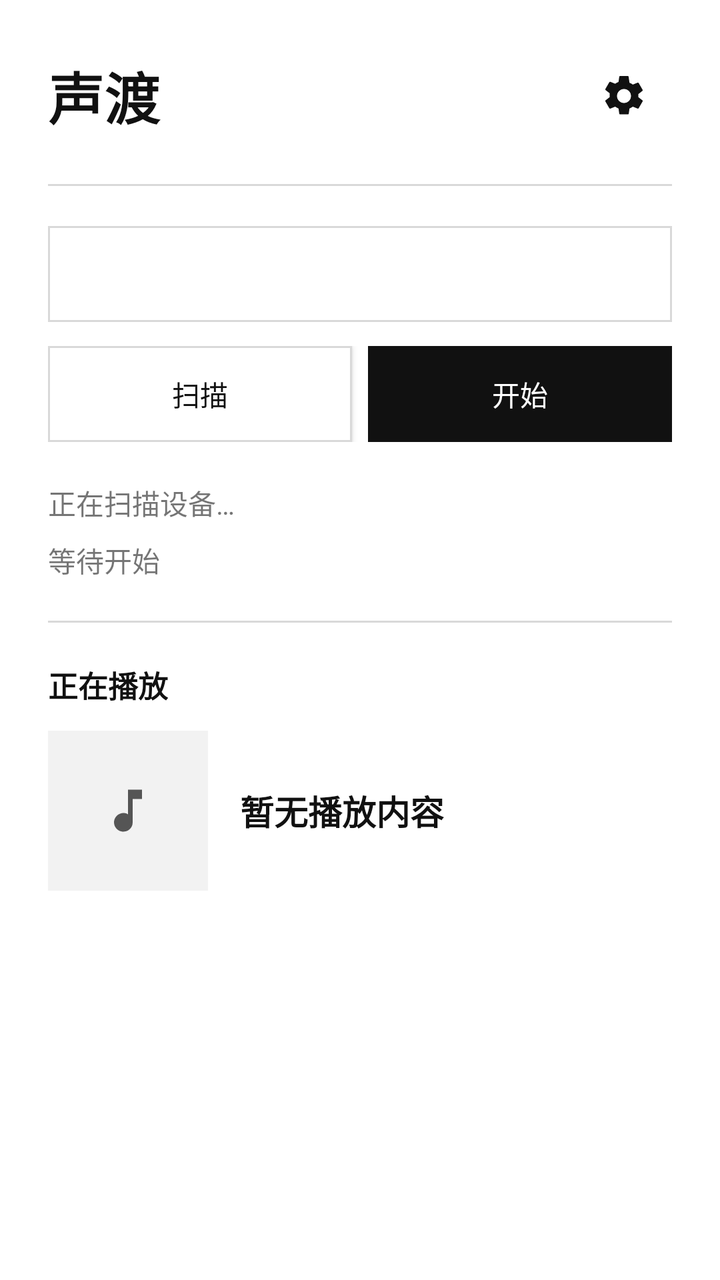
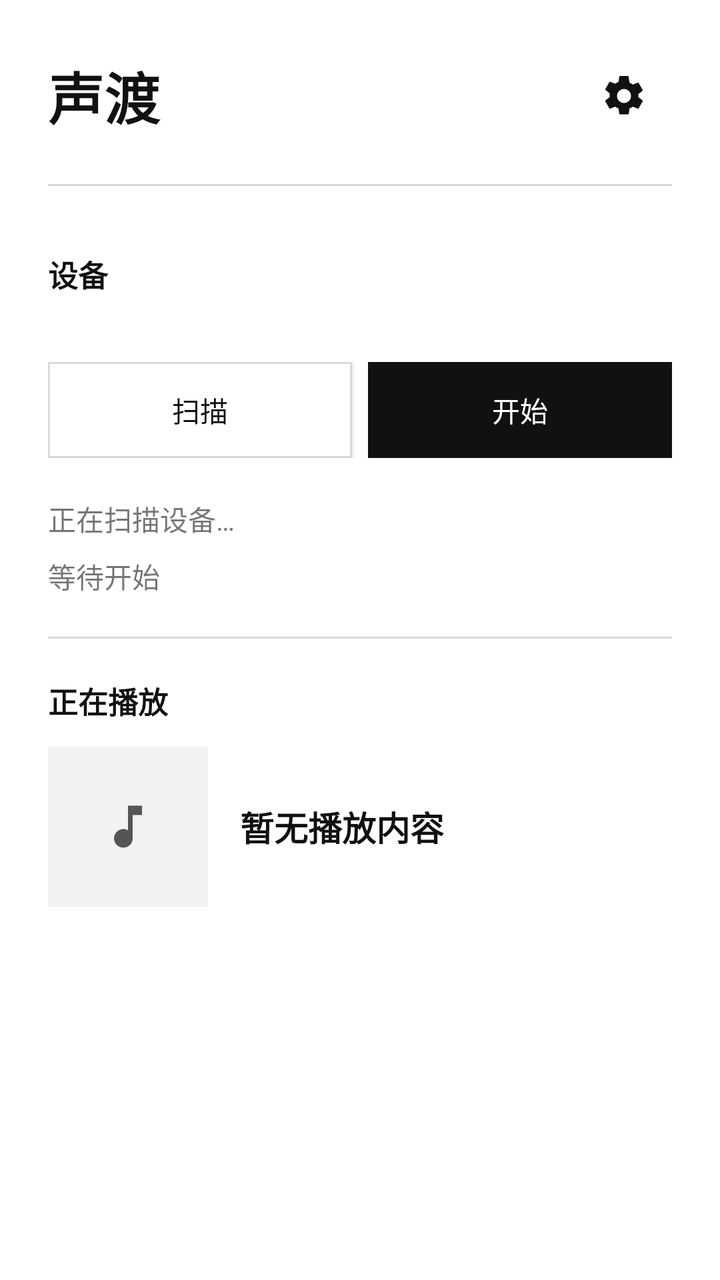

The first picture is an Android layout as it rendered before a commit; the second is the same layout after the commit. The layout source and the unified diff follow.
<!-- AndroidManifest.xml: application theme Theme.Shengdu -->
<!-- res/layout/activity_main.xml -->
<ScrollView xmlns:android="http://schemas.android.com/apk/res/android"
    android:id="@+id/main_root"
    android:layout_width="match_parent"
    android:layout_height="match_parent"
    android:fillViewport="true">

    <LinearLayout
        android:layout_width="match_parent"
        android:layout_height="wrap_content"
        android:orientation="vertical"
        android:paddingLeft="@dimen/page_padding"
        android:paddingTop="@dimen/space_xl"
        android:paddingRight="@dimen/page_padding"
        android:paddingBottom="@dimen/space_xl">

    <LinearLayout
        android:layout_width="match_parent"
        android:layout_height="wrap_content"
        android:gravity="center_vertical"
        android:orientation="horizontal">

        <TextView
            android:layout_width="0dp"
            android:layout_height="wrap_content"
            android:layout_weight="1"
            android:text="@string/main_title"
            style="@style/Shengdu.Title" />

        <ImageButton
            android:id="@+id/button_open_settings"
            android:layout_width="@dimen/touch_target"
            android:layout_height="@dimen/touch_target"
            android:contentDescription="@string/open_settings"
            android:src="@drawable/ic_settings_24"
            style="@style/Shengdu.IconButton" />
    </LinearLayout>

    <View
        android:layout_width="match_parent"
        android:layout_height="1dp"
        android:layout_marginTop="@dimen/space_section"
        android:background="@color/shengdu_border" />

    <Spinner
        android:id="@+id/spinner_receivers"
        android:layout_width="match_parent"
        android:layout_height="wrap_content"
        android:layout_marginTop="@dimen/space_section"
        android:spinnerMode="dropdown"
        style="@style/Shengdu.Spinner" />

    <LinearLayout
        android:layout_width="match_parent"
        android:layout_height="wrap_content"
        android:layout_marginTop="@dimen/space_m"
        android:orientation="horizontal">

        <Button
            android:id="@+id/button_scan"
            android:layout_width="0dp"
            android:layout_height="wrap_content"
            android:layout_weight="1"
            android:text="@string/scan"
            style="@style/Shengdu.Button.Secondary" />

        <Button
            android:id="@+id/button_start"
            android:layout_width="0dp"
            android:layout_height="wrap_content"
            android:layout_marginStart="@dimen/space_s"
            android:layout_weight="1"
            android:enabled="false"
            android:text="@string/start_streaming"
            style="@style/Shengdu.Button.Primary" />
    </LinearLayout>

    <Button
        android:id="@+id/button_stop"
        android:layout_width="match_parent"
        android:layout_height="wrap_content"
        android:layout_marginTop="@dimen/space_s"
        android:text="@string/stop_streaming"
        android:visibility="gone"
        style="@style/Shengdu.Button.Danger" />

    <TextView
        android:id="@+id/text_discovery_status"
        android:layout_width="match_parent"
        android:layout_height="wrap_content"
        android:layout_marginTop="@dimen/space_section"
        android:text="@string/discovery_scanning"
        style="@style/Shengdu.Status" />

    <TextView
        android:id="@+id/text_session_status"
        android:layout_width="match_parent"
        android:layout_height="wrap_content"
        android:layout_marginTop="@dimen/space_s"
        android:text="@string/status_ready"
        style="@style/Shengdu.Status" />

    <View
        android:layout_width="match_parent"
        android:layout_height="1dp"
        android:layout_marginTop="@dimen/space_section"
        android:background="@color/shengdu_border" />

    <TextView
        android:layout_width="wrap_content"
        android:layout_height="wrap_content"
        android:layout_marginTop="@dimen/space_section"
        android:text="@string/now_playing_title"
        style="@style/Shengdu.SectionTitle" />

    <LinearLayout
        android:layout_width="match_parent"
        android:layout_height="wrap_content"
        android:layout_marginTop="@dimen/space_m"
        android:baselineAligned="false"
        android:gravity="center_vertical"
        android:orientation="horizontal">

        <FrameLayout
            android:layout_width="@dimen/artwork_size"
            android:layout_height="@dimen/artwork_size"
            android:background="@color/shengdu_surface">

            <ImageView
                android:id="@+id/image_artwork"
                android:layout_width="match_parent"
                android:layout_height="match_parent"
                android:importantForAccessibility="no"
                android:scaleType="centerCrop"
                android:visibility="gone" />

            <ImageView
                android:id="@+id/image_artwork_placeholder"
                android:layout_width="@dimen/artwork_placeholder_size"
                android:layout_height="@dimen/artwork_placeholder_size"
                android:layout_gravity="center"
                android:importantForAccessibility="no"
                android:src="@drawable/ic_music_note_24"
                android:tint="@color/shengdu_text_secondary" />
        </FrameLayout>

        <LinearLayout
            android:layout_width="0dp"
            android:layout_height="wrap_content"
            android:layout_marginStart="@dimen/space_l"
            android:layout_weight="1"
            android:orientation="vertical">

            <TextView
                android:id="@+id/text_track_title"
                android:layout_width="match_parent"
                android:layout_height="wrap_content"
                android:ellipsize="end"
                android:maxLines="2"
                android:text="@string/now_playing_empty"
                style="@style/Shengdu.NowPlayingTitle" />

            <TextView
                android:id="@+id/text_track_subtitle"
                android:layout_width="match_parent"
                android:layout_height="wrap_content"
                android:layout_marginTop="@dimen/space_s"
                android:ellipsize="end"
                android:maxLines="1"
                android:visibility="gone"
                style="@style/Shengdu.NowPlayingSubtitle" />
        </LinearLayout>
    </LinearLayout>
    </LinearLayout>
</ScrollView>
<!-- resources referenced by this layout -->
<resources>
  <color name="shengdu_border">#FFD9D9D9</color>
  <color name="shengdu_surface">#FFF2F2F2</color>
  <color name="shengdu_text_secondary">#FF555555</color>
  <dimen name="artwork_placeholder_size">28dp</dimen>
  <dimen name="artwork_size">80dp</dimen>
  <dimen name="page_padding">24dp</dimen>
  <dimen name="space_l">16dp</dimen>
  <dimen name="space_m">12dp</dimen>
  <dimen name="space_s">8dp</dimen>
  <dimen name="space_section">20dp</dimen>
  <dimen name="space_xl">24dp</dimen>
  <dimen name="touch_target">48dp</dimen>
  <!-- drawable ic_music_note_24 (drawable) -->
  <vector xmlns:android="http://schemas.android.com/apk/res/android"
      android:width="24dp"
      android:height="24dp"
      android:viewportWidth="24"
      android:viewportHeight="24">
      <path
          android:fillColor="#FF000000"
          android:pathData="M12,3v10.55A4,4 0,1 0,14,17V7h4V3h-6z" />
  </vector>
  <string name="discovery_scanning">正在扫描设备…</string>
  <string name="main_title">声渡</string>
  <string name="now_playing_empty">暂无播放内容</string>
  <string name="now_playing_title">正在播放</string>
  <string name="open_settings">打开设置</string>
  <string name="scan">扫描</string>
  <string name="start_streaming">开始</string>
  <string name="status_ready">等待开始</string>
  <string name="stop_streaming">停止</string>
  <style name="Shengdu.NowPlayingSubtitle">
          <item name="android:textColor">@color/shengdu_text_secondary</item>
          <item name="android:textSize">14sp</item>
      </style>
  <style name="Shengdu.NowPlayingTitle">
          <item name="android:textColor">@color/shengdu_text_primary</item>
          <item name="android:textSize">17sp</item>
          <item name="android:textStyle">bold</item>
      </style>
  <style name="Shengdu.SectionTitle">
          <item name="android:textColor">@color/shengdu_text_primary</item>
          <item name="android:textSize">15sp</item>
          <item name="android:textStyle">bold</item>
      </style>
  <style name="Shengdu.Spinner">
          <item name="android:background">@drawable/bg_surface</item>
          <item name="android:minHeight">@dimen/touch_target</item>
          <item name="android:paddingLeft">@dimen/space_m</item>
          <item name="android:paddingTop">@dimen/space_s</item>
          <item name="android:paddingRight">@dimen/space_m</item>
          <item name="android:paddingBottom">@dimen/space_s</item>
          <item name="android:popupBackground">@color/shengdu_background</item>
      </style>
  <style name="Shengdu.Status">
          <item name="android:textSize">14sp</item>
      </style>
  <style name="Shengdu.Title">
          <item name="android:textColor">@color/shengdu_text_primary</item>
          <item name="android:textSize">28sp</item>
          <item name="android:textStyle">bold</item>
      </style>
  <color name="shengdu_text_primary">#FF111111</color>
  <color name="shengdu_status_error">#FFB42318</color>
  <!-- drawable bg_button_primary (drawable) -->
  <ripple xmlns:android="http://schemas.android.com/apk/res/android" android:color="@color/shengdu_ripple_accent">
      <item>
          <shape android:shape="rectangle">
              <solid android:color="@color/shengdu_accent" />
              <stroke
                  android:width="1dp"
                  android:color="@color/shengdu_accent" />
          </shape>
      </item>
  </ripple>
  <!-- drawable bg_surface (drawable) -->
  <shape xmlns:android="http://schemas.android.com/apk/res/android" android:shape="rectangle">
      <solid android:color="@color/shengdu_background" />
      <stroke
          android:width="1dp"
          android:color="@color/shengdu_border" />
  </shape>
  <color name="shengdu_background">#FFFFFFFF</color>
  <color name="shengdu_accent">#FF111111</color>
  <color name="shengdu_ripple_error">#18B42318</color>
  <color name="shengdu_ripple_accent">#22000000</color>
  <color name="shengdu_ripple_light">#14000000</color>
  <!-- unchanged entries left out for length: 8 -->
</resources>

<!-- the commit's change to res/layout/activity_main.xml (unified diff, before → after) -->
@@ -1,4 +1,5 @@
 <ScrollView xmlns:android="http://schemas.android.com/apk/res/android"
+    xmlns:tools="http://schemas.android.com/tools"
     android:id="@+id/main_root"
     android:layout_width="match_parent"
     android:layout_height="match_parent"
@@ -41,15 +42,42 @@
         android:layout_marginTop="@dimen/space_section"
         android:background="@color/shengdu_border" />
 
-    <Spinner
-        android:id="@+id/spinner_receivers"
-        android:layout_width="match_parent"
-        android:layout_height="wrap_content"
-        android:layout_marginTop="@dimen/space_section"
-        android:spinnerMode="dropdown"
-        style="@style/Shengdu.Spinner" />
-
-    <LinearLayout
+    <LinearLayout
+        android:id="@+id/receiver_header"
+        android:layout_width="match_parent"
+        android:layout_height="wrap_content"
+        android:layout_marginTop="@dimen/space_section"
+        android:gravity="center_vertical"
+        android:minHeight="@dimen/touch_target"
+        android:orientation="horizontal"
+        tools:ignore="UseCompoundDrawables">
+
+        <TextView
+            android:layout_width="0dp"
+            android:layout_height="wrap_content"
+            android:layout_weight="1"
+            android:text="@string/receivers_title"
+            style="@style/Shengdu.SectionTitle" />
+
+        <ImageView
+            android:id="@+id/image_receiver_expand"
+            android:layout_width="24dp"
+            android:layout_height="24dp"
+            android:importantForAccessibility="no"
+            android:src="@drawable/ic_expand_more_24"
+            android:tint="@color/shengdu_text_secondary"
+            android:visibility="gone" />
+    </LinearLayout>
+
+    <LinearLayout
+        android:id="@+id/receiver_list"
+        android:layout_width="match_parent"
+        android:layout_height="wrap_content"
+        android:layout_marginTop="@dimen/space_s"
+        android:orientation="vertical" />
+
+    <LinearLayout
+        android:id="@+id/receiver_actions"
         android:layout_width="match_parent"
         android:layout_height="wrap_content"
         android:layout_marginTop="@dimen/space_m"
<!-- resource entries referenced after the edit -->
@@ -12,6 +12,16 @@
   <dimen name="space_section">20dp</dimen>
   <dimen name="space_xl">24dp</dimen>
   <dimen name="touch_target">48dp</dimen>
+  <!-- drawable ic_expand_more_24 (drawable) -->
+  <vector xmlns:android="http://schemas.android.com/apk/res/android"
+      android:width="24dp"
+      android:height="24dp"
+      android:viewportWidth="24"
+      android:viewportHeight="24">
+      <path
+          android:fillColor="#6B7280"
+          android:pathData="M7.41,8.59L12,13.17l4.59,-4.58L18,10l-6,6 -6,-6z" />
+  </vector>
   <!-- drawable ic_music_note_24 (drawable) -->
   <vector xmlns:android="http://schemas.android.com/apk/res/android"
       android:width="24dp"
@@ -27,6 +37,7 @@
   <string name="now_playing_empty">暂无播放内容</string>
   <string name="now_playing_title">正在播放</string>
   <string name="open_settings">打开设置</string>
+  <string name="receivers_title">设备</string>
   <string name="scan">扫描</string>
   <string name="start_streaming">开始</string>
   <string name="status_ready">等待开始</string>
@@ -44,15 +55,6 @@
           <item name="android:textColor">@color/shengdu_text_primary</item>
           <item name="android:textSize">15sp</item>
           <item name="android:textStyle">bold</item>
-      </style>
-  <style name="Shengdu.Spinner">
-          <item name="android:background">@drawable/bg_surface</item>
-          <item name="android:minHeight">@dimen/touch_target</item>
-          <item name="android:paddingLeft">@dimen/space_m</item>
-          <item name="android:paddingTop">@dimen/space_s</item>
-          <item name="android:paddingRight">@dimen/space_m</item>
-          <item name="android:paddingBottom">@dimen/space_s</item>
-          <item name="android:popupBackground">@color/shengdu_background</item>
       </style>
   <style name="Shengdu.Status">
           <item name="android:textSize">14sp</item>
@@ -75,13 +77,6 @@
           </shape>
       </item>
   </ripple>
-  <!-- drawable bg_surface (drawable) -->
-  <shape xmlns:android="http://schemas.android.com/apk/res/android" android:shape="rectangle">
-      <solid android:color="@color/shengdu_background" />
-      <stroke
-          android:width="1dp"
-          android:color="@color/shengdu_border" />
-  </shape>
   <color name="shengdu_background">#FFFFFFFF</color>
   <color name="shengdu_accent">#FF111111</color>
   <color name="shengdu_ripple_error">#18B42318</color>
